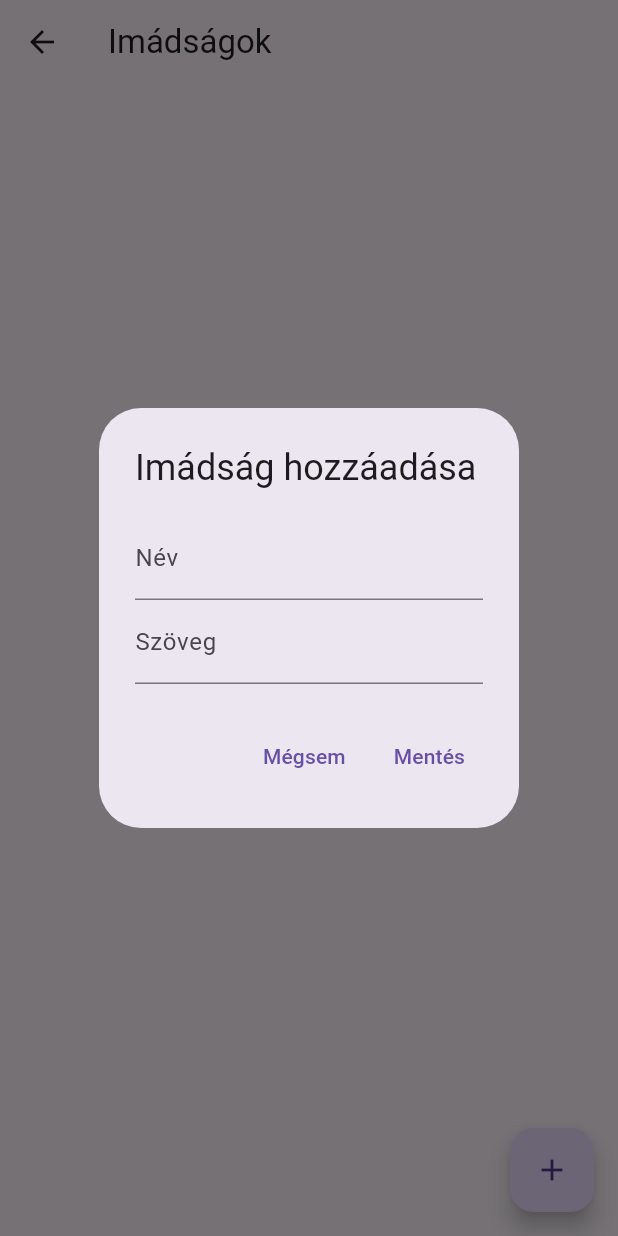
After one commit to szentjozsefhackathon/papima, a Flutter app: the PrayerListPage screen opened directly, after a tap on the "add" icon, on a phone screen of 412 x 824 dp. The commit adds this screen. Run offline on Flutter 3.47's test engine with Material 3 defaults, Android fonts, the light colour scheme and no system bars; our stand-ins replace flutter_tts, sqflite, sqflite_common_ffi_web, web; missing offline and left inert: dart:ui_web; accounts and stored records are empty; network calls fail.

Commit message:
16. custom prayers

```diff
--- a/lib/pages/separatelyPrayer/SeparatelyPrayer.dart
+++ b/lib/pages/separatelyPrayer/SeparatelyPrayer.dart
@@ -335,7 +335,7 @@ class _SeparatelyPrayerState extends State<SeparatelyPrayer> {
                       if (settingsProvider.prayer['enabled'] &&
                           settingsProvider.prayer['id'] != null)
                         SizedBox(
-                            width: 300,
+                            width: 300 + settingsProvider.prayer['id'].toString().length*0.0,
                             child: Text(
                                 firstWhereOrFirst(
                                         prayers,
--- /dev/null
+++ b/lib/pages/settings/PrayerList.dart
@@ -0,0 +1,148 @@
+import 'package:flutter/material.dart';
+import 'package:path/path.dart';
+import 'package:sqflite/sqflite.dart';
+
+import '../../database/DatabaseHelper.dart';
+
+class PrayerListPage extends StatefulWidget {
+  @override
+  _PrayerListPageState createState() => _PrayerListPageState();
+
+  Function? onChange;
+
+  PrayerListPage({super.key, this.onChange});
+}
+
+class _PrayerListPageState extends State<PrayerListPage> {
+  List<Map> _prayers = [];
+
+  @override
+  void initState() {
+    super.initState();
+    _loadPrayers();
+  }
+
+  Future<void> _loadPrayers() async {
+    final List<Map> prayers = (await DatabaseHelper().prayers).where((p) => p["isdefault"].toString()!='1').toList();
+    setState(() {
+      _prayers = prayers;
+    });
+    widget.onChange?.call();
+  }
+
+  Future<void> _addOrUpdatePrayer(int? id, String name, String text) async {
+    if (id == null) {
+      await (await DatabaseHelper().database).insert(
+        'prayers',
+        {'name': name, 'text': text, 'isdefault': '0'},
+        conflictAlgorithm: ConflictAlgorithm.replace,
+      );
+    } else {
+      await (await DatabaseHelper().database).update(
+        'prayers',
+        {'name': name, 'text': text},
+        where: 'id = ?',
+        whereArgs: [id],
+      );
+    }
+    _loadPrayers();
+  }
+
+  Future<void> _deletePrayer(int id) async {
+    await (await DatabaseHelper().database).delete(
+      'prayers',
+      where: 'id = ?',
+      whereArgs: [id],
+    );
+    _loadPrayers();
+  }
+
+  void _showEditDialog(BuildContext context, {int? id, String? name, String? text}) {
+    final TextEditingController nameController = TextEditingController(text: name);
+    final TextEditingController textController = TextEditingController(text: text);
+
+    showDialog(
+      context: context,
+      builder: (context) {
+        return AlertDialog(
+          title: Text(id == null ? 'Imádság hozzáadása' : 'Imádság szerkesztése'),
+          content: Column(
+            mainAxisSize: MainAxisSize.min,
+            children: [
+              TextField(
+                controller: nameController,
+                decoration: InputDecoration(labelText: 'Név'),
+              ),
+              TextField(
+                controller: textController,
+                decoration: InputDecoration(labelText: 'Szöveg'),
+              ),
+            ],
+          ),
+          actions: [
+            TextButton(
+              onPressed: () {
+                Navigator.of(context).pop();
+              },
+              child: Text('Mégsem'),
+            ),
+            TextButton(
+              onPressed: () {
+                _addOrUpdatePrayer(id, nameController.text, textController.text);
+                Navigator.of(context).pop();
+              },
+              child: Text('Mentés'),
+            ),
+          ],
+        );
+      },
+    );
+  }
+
+  @override
+  Widget build(BuildContext context) {
+    return Scaffold(
+      appBar: AppBar(
+        title: Text('Imádságok'),
+      ),
+      body: ListView.builder(
+        itemCount: _prayers.length,
+        itemBuilder: (context, index) {
+          final prayer = _prayers[index];
+          return ListTile(
+            title: Text(prayer['name']),
+            subtitle: Text(prayer['text']),
+            trailing: Row(
+              mainAxisSize: MainAxisSize.min,
+              children: [
+                IconButton(
+                  icon: Icon(Icons.edit),
+                  onPressed: () {
+                    _showEditDialog(
+                      context,
+                      id: prayer['id'],
+                      name: prayer['name'],
+                      text: prayer['text'],
+                    );
+                  },
+                ),
+                IconButton(
+                  icon: Icon(Icons.delete),
+                  onPressed: () {
+                    _deletePrayer(prayer['id']);
+                  },
+                ),
+              ],
+            ),
+          );
+        },
+      ),
+      floatingActionButton: FloatingActionButton(
+        onPressed: () {
+          _showEditDialog(context);
+        },
+        child: Icon(Icons.add),
+      ),
+    );
+  }
+}
--- a/pubspec.yaml
+++ b/pubspec.yaml
@@ -16,7 +16,7 @@ publish_to: 'none' # Remove this line if you wish to publish to pub.dev
 # https://developer.apple.com/library/archive/documentation/General/Reference/InfoPlistKeyReference/Articles/CoreFoundationKeys.html
 # In Windows, build-name is used as the major, minor, and patch parts
 # of the product and file versions while build-number is used as the build suffix.
-version: 1.0.0+15
+version: 1.0.0+16
 
 environment:
   sdk: ^3.6.0
```
Also changed, not shown: lib/pages/settings/SettingsPage.dart (+24 -4 lines).
